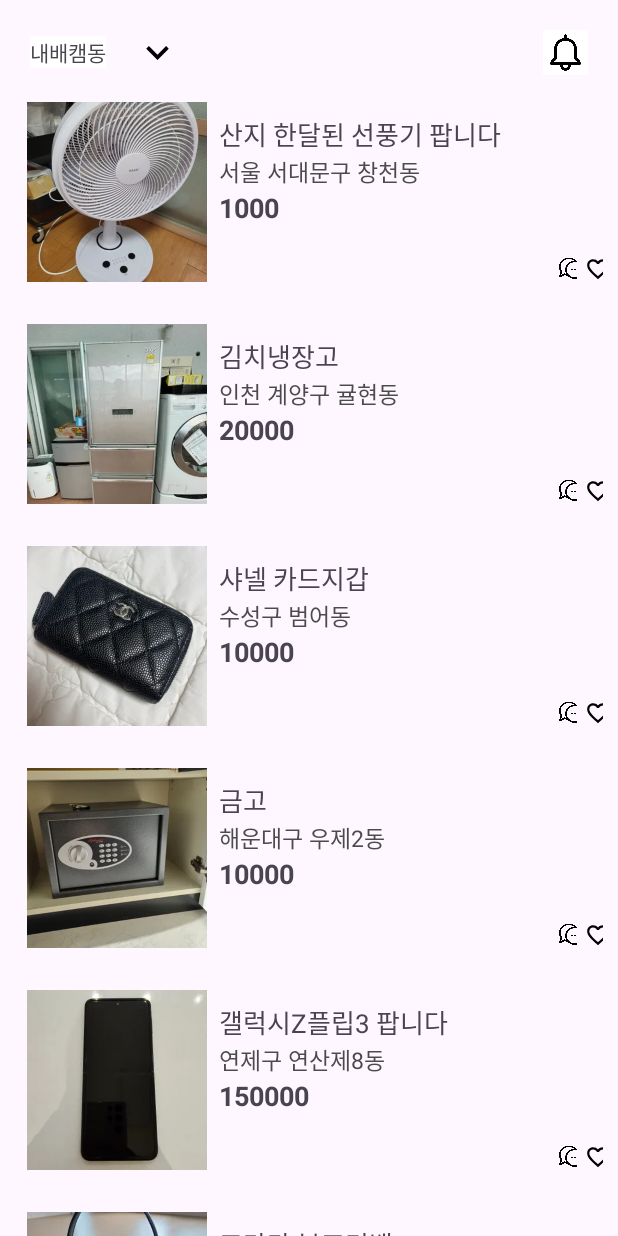
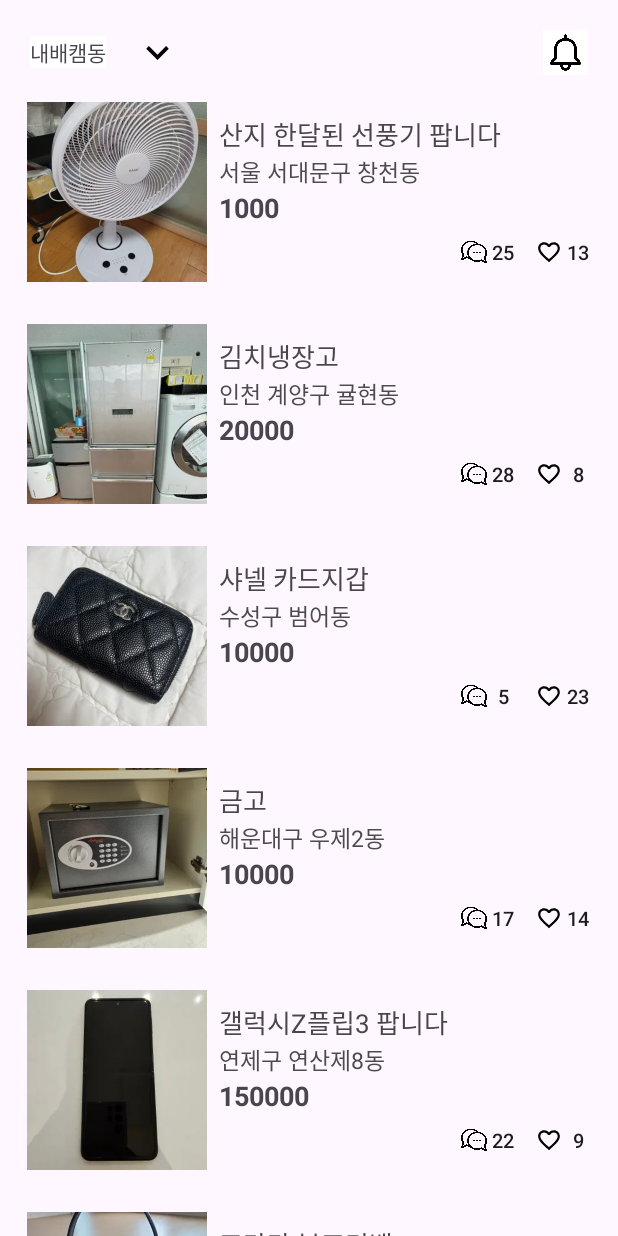
Before and after one commit to seojh5939/AdvancedMission, an Android app: the screen it shows after launch (MainPageActivity), on a phone screen of 412 x 824 dp. Run offline under Robolectric (Android 15) with nearby library versions, the phone set to English and light mode, and no system bars.

Commit message:
[DESIGN] : 🎨 RecycerviewItem의 chat, like 아이콘 크기 조정

```diff
--- a/app/src/main/res/layout/main_item_recyclerview.xml
+++ b/app/src/main/res/layout/main_item_recyclerview.xml
@@ -56,8 +56,8 @@
 
     <androidx.appcompat.widget.AppCompatButton
         android:id="@+id/item_main_icon_chat"
-        android:layout_width="@dimen/icon_size"
-        android:layout_height="@dimen/icon_size"
+        android:layout_width="@dimen/icon_button_width"
+        android:layout_height="@dimen/icon_button_height"
         android:background="@color/transparent"
         android:clickable="false"
         android:drawableStart="@drawable/icon_chat"
@@ -69,8 +69,8 @@
 
     <androidx.appcompat.widget.AppCompatButton
         android:id="@+id/item_main_icon_like"
-        android:layout_width="@dimen/icon_size"
-        android:layout_height="@dimen/icon_size"
+        android:layout_width="@dimen/icon_button_width"
+        android:layout_height="@dimen/icon_button_height"
         android:background="@color/transparent"
         android:drawableStart="@drawable/icon_like"
         android:padding="@dimen/icon_padding"
```
